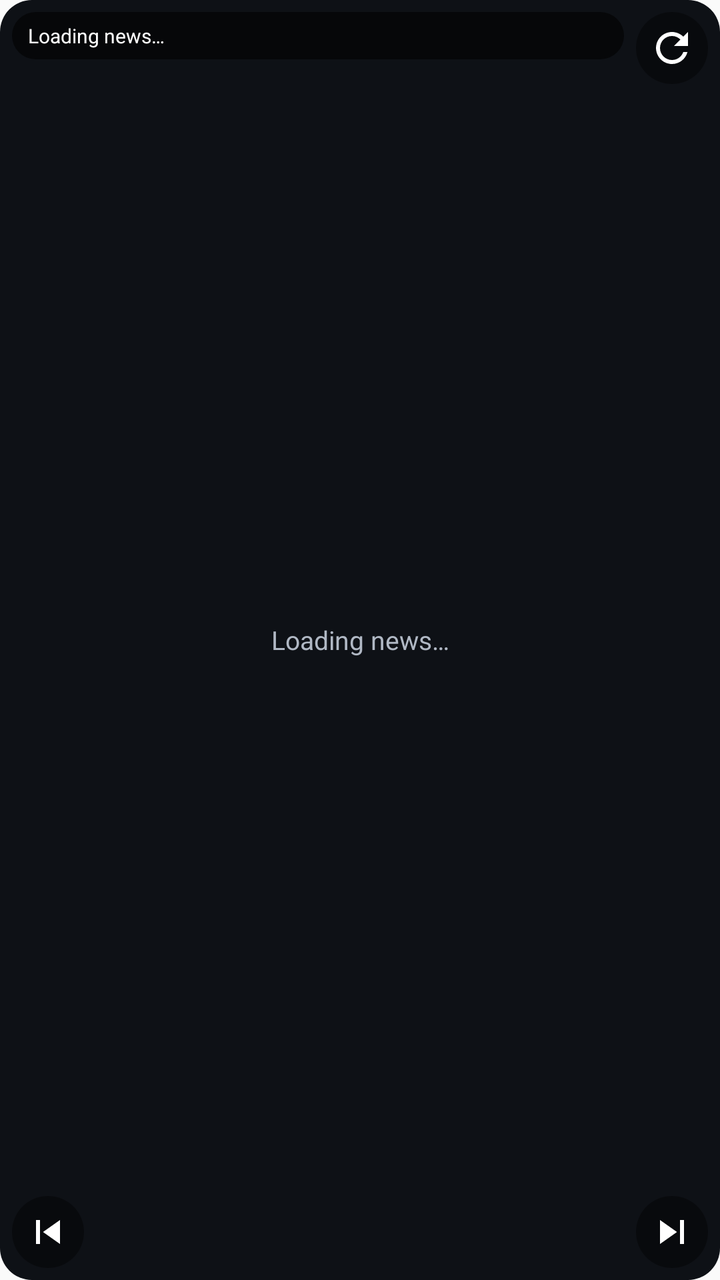
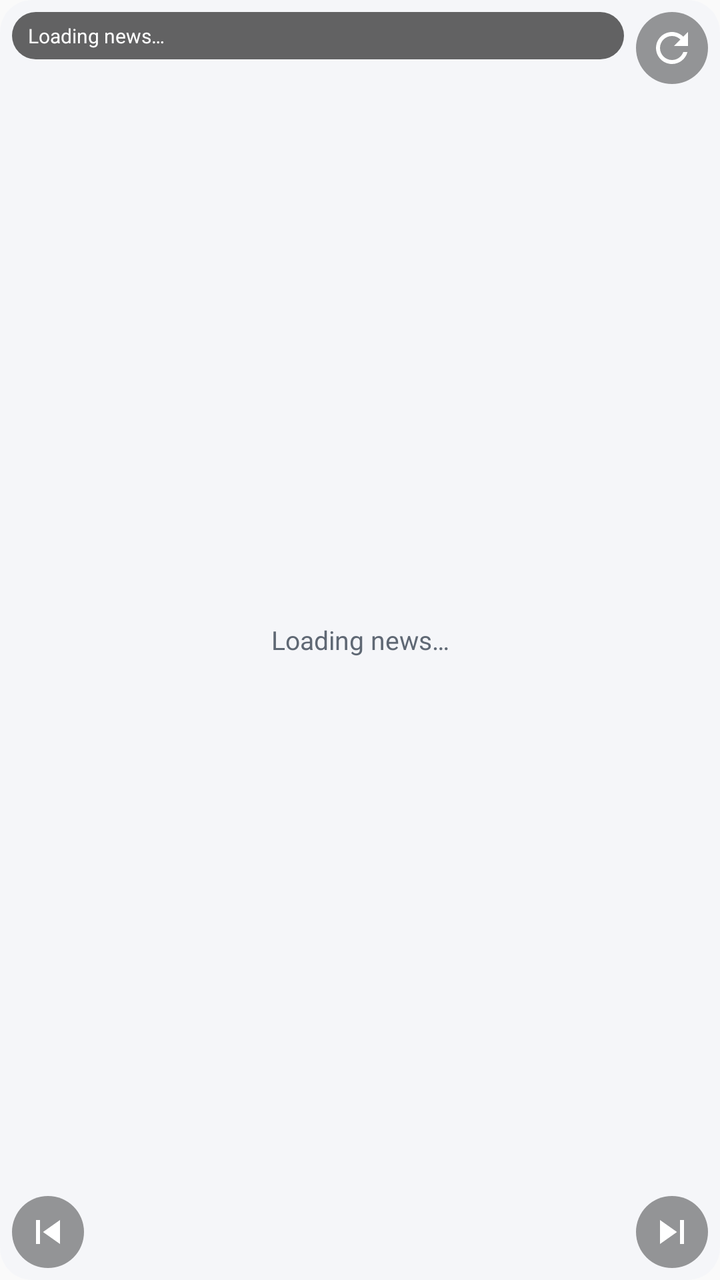

Screens rendered from an Android XML layout before and after an edit, with the pre-edit source and the edit as a unified diff.
<!-- AndroidManifest.xml: application theme Theme.Kanarek -->
<!-- res/layout/widget.xml -->
<?xml version="1.0" encoding="utf-8"?>
<FrameLayout xmlns:android="http://schemas.android.com/apk/res/android"
    android:id="@+id/widget_root"
    android:layout_width="match_parent"
    android:layout_height="match_parent"
    android:background="@drawable/widget_background">

    
    <AdapterViewFlipper
        android:id="@+id/news_flipper"
        android:layout_width="match_parent"
        android:layout_height="match_parent"
        android:autoStart="true"
        android:flipInterval="7000"
        android:inAnimation="@android:animator/fade_in"
        android:outAnimation="@android:animator/fade_out" />

    <TextView
        android:id="@+id/widget_empty"
        android:layout_width="match_parent"
        android:layout_height="match_parent"
        android:gravity="center"
        android:padding="12dp"
        android:text="@string/widget_loading"
        android:textColor="#B0B8C4"
        android:textSize="13sp" />

    <TextView
        android:id="@+id/widget_status"
        android:layout_width="match_parent"
        android:layout_height="wrap_content"
        android:layout_gravity="top|start"
        android:layout_marginStart="6dp"
        android:layout_marginTop="6dp"
        android:layout_marginEnd="48dp"
        android:background="@drawable/widget_status_bg"
        android:ellipsize="end"
        android:maxLines="1"
        android:paddingHorizontal="8dp"
        android:paddingVertical="5dp"
        android:text="@string/widget_status_loading"
        android:textColor="#FFFFFF"
        android:textSize="10sp" />

    <ImageButton
        android:id="@+id/widget_refresh"
        android:layout_width="36dp"
        android:layout_height="36dp"
        android:layout_gravity="top|end"
        android:layout_margin="6dp"
        android:background="@drawable/refresh_bg"
        android:contentDescription="@string/widget_refresh"
        android:padding="7dp"
        android:src="@drawable/ic_refresh" />

    <ImageButton
        android:id="@+id/widget_previous"
        android:layout_width="36dp"
        android:layout_height="36dp"
        android:layout_gravity="bottom|start"
        android:layout_margin="6dp"
        android:background="@drawable/refresh_bg"
        android:contentDescription="@string/widget_previous_story"
        android:padding="7dp"
        android:src="@drawable/ic_widget_previous" />

    <ImageButton
        android:id="@+id/widget_next"
        android:layout_width="36dp"
        android:layout_height="36dp"
        android:layout_gravity="bottom|end"
        android:layout_margin="6dp"
        android:background="@drawable/refresh_bg"
        android:contentDescription="@string/widget_next_story"
        android:padding="7dp"
        android:src="@drawable/ic_widget_next" />
</FrameLayout>
<!-- resources referenced by this layout -->
<resources>
  <!-- drawable ic_refresh (drawable) -->
  <vector xmlns:android="http://schemas.android.com/apk/res/android"
      android:width="24dp"
      android:height="24dp"
      android:viewportWidth="24"
      android:viewportHeight="24"
      android:tint="#FFFFFF">
      <path
          android:fillColor="@android:color/white"
          android:pathData="M17.65,6.35C16.2,4.9 14.21,4 12,4c-4.42,0 -7.99,3.58 -7.99,8s3.57,8 7.99,8c3.73,0 6.84,-2.55 7.73,-6h-2.08c-0.82,2.33 -3.04,4 -5.65,4 -3.31,0 -6,-2.69 -6,-6s2.69,-6 6,-6c1.66,0 3.14,0.69 4.22,1.78L13,11h7V4l-2.35,2.35z" />
  </vector>
  <!-- drawable ic_widget_next (drawable) -->
  <?xml version="1.0" encoding="utf-8"?>
  <vector xmlns:android="http://schemas.android.com/apk/res/android"
      android:width="24dp"
      android:height="24dp"
      android:viewportWidth="24"
      android:viewportHeight="24">
      <path
          android:fillColor="#FFFFFFFF"
          android:pathData="M16,6h2v12h-2zM6,6v12l8.5,-6z" />
  </vector>
  <!-- drawable ic_widget_previous (drawable) -->
  <vector xmlns:android="http://schemas.android.com/apk/res/android"
      android:width="24dp"
      android:height="24dp"
      android:viewportWidth="24"
      android:viewportHeight="24">
      <path
          android:fillColor="#FFFFFFFF"
          android:pathData="M6,6h2v12H6zM18,6v12l-8.5,-6z" />
  </vector>
  <!-- drawable refresh_bg (drawable) -->
  <?xml version="1.0" encoding="utf-8"?>
  <shape xmlns:android="http://schemas.android.com/apk/res/android"
      android:shape="oval">
      <solid android:color="#66000000" />
  </shape>
  <!-- drawable widget_background (drawable) -->
  <?xml version="1.0" encoding="utf-8"?>
  <shape xmlns:android="http://schemas.android.com/apk/res/android"
      android:shape="rectangle">
      <solid android:color="#0E1116" />
      <corners android:radius="16dp" />
  </shape>
  <!-- drawable widget_status_bg (drawable) -->
  <?xml version="1.0" encoding="utf-8"?>
  <shape xmlns:android="http://schemas.android.com/apk/res/android"
      android:shape="rectangle">
      <solid android:color="#99000000" />
      <corners android:radius="12dp" />
  </shape>
  <string name="widget_loading">Loading news…</string>
  <string name="widget_next_story">Next story</string>
  <string name="widget_previous_story">Previous story</string>
  <string name="widget_refresh">Refresh</string>
  <string name="widget_status_loading">Loading news…</string>
  <style name="Theme.Kanarek" parent="android:Theme.Material.Light.NoActionBar">
          <item name="android:statusBarColor">@android:color/transparent</item>
      </style>
</resources>

<!-- the commit's change to res/layout/widget.xml (unified diff, before → after) -->
@@ -22,7 +22,7 @@
         android:gravity="center"
         android:padding="12dp"
         android:text="@string/widget_loading"
-        android:textColor="#B0B8C4"
+        android:textColor="@color/widget_on_surface_muted"
         android:textSize="13sp" />
 
     <TextView
@@ -39,7 +39,7 @@
         android:paddingHorizontal="8dp"
         android:paddingVertical="5dp"
         android:text="@string/widget_status_loading"
-        android:textColor="#FFFFFF"
+        android:textColor="@color/widget_status_text"
         android:textSize="10sp" />
 
     <ImageButton
<!-- resource entries referenced after the edit -->
@@ -1,5 +1,7 @@
 <!-- resources referenced by this layout -->
 <resources>
+  <color name="widget_on_surface_muted">#5F6874</color>
+  <color name="widget_status_text">#FFFFFF</color>
   <!-- drawable ic_refresh (drawable) -->
   <vector xmlns:android="http://schemas.android.com/apk/res/android"
       android:width="24dp"
@@ -36,20 +38,20 @@
   <?xml version="1.0" encoding="utf-8"?>
   <shape xmlns:android="http://schemas.android.com/apk/res/android"
       android:shape="oval">
-      <solid android:color="#66000000" />
+      <solid android:color="@color/widget_control_surface" />
   </shape>
   <!-- drawable widget_background (drawable) -->
   <?xml version="1.0" encoding="utf-8"?>
   <shape xmlns:android="http://schemas.android.com/apk/res/android"
       android:shape="rectangle">
-      <solid android:color="#0E1116" />
+      <solid android:color="@color/widget_surface" />
       <corners android:radius="16dp" />
   </shape>
   <!-- drawable widget_status_bg (drawable) -->
   <?xml version="1.0" encoding="utf-8"?>
   <shape xmlns:android="http://schemas.android.com/apk/res/android"
       android:shape="rectangle">
-      <solid android:color="#99000000" />
+      <solid android:color="@color/widget_status_surface" />
       <corners android:radius="12dp" />
   </shape>
   <string name="widget_loading">Loading news…</string>
@@ -60,5 +62,8 @@
   <style name="Theme.Kanarek" parent="android:Theme.Material.Light.NoActionBar">
           <item name="android:statusBarColor">@android:color/transparent</item>
       </style>
+  <color name="widget_control_surface">#66000000</color>
+  <color name="widget_surface">#E6F5F7FA</color>
+  <color name="widget_status_surface">#99000000</color>
 </resources>
 
